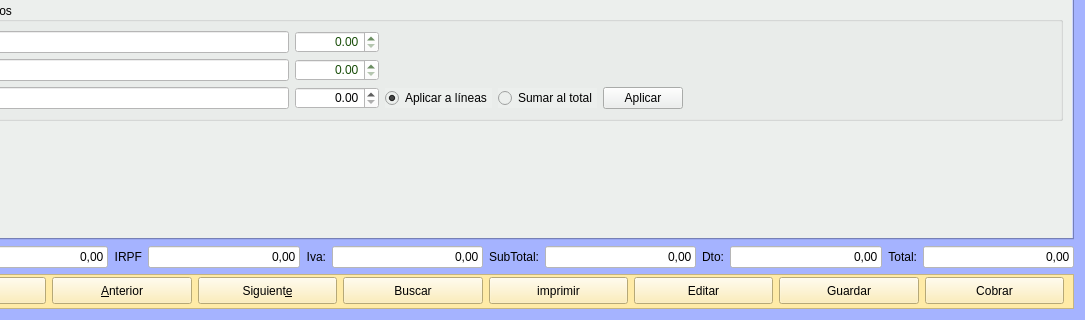
arcnexus/RedFoX, file Zona_Ventas/frmfacturas.ui: the form before one commit; both pictures show x 114 to 1199 and y 311 to 631 of the 1199 by 631 pixel window.
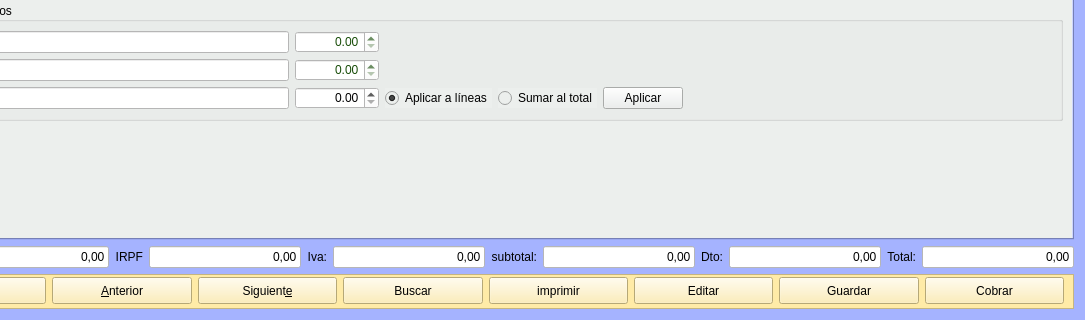
The form after the commit. The open tabs and pages were chosen to show the change. Icons and pictures are not drawn.

What changed in the file:
```diff
--- a/Zona_Ventas/frmfacturas.ui
+++ b/Zona_Ventas/frmfacturas.ui
@@ -2110,7 +2110,7 @@
      <item>
       <widget class="QLabel" name="label_8">
        <property name="text">
-        <string>SubTotal:</string>
+        <string>subtotal:</string>
        </property>
        <property name="alignment">
         <set>Qt::AlignRight|Qt::AlignTrailing|Qt::AlignVCenter</set>
```
Left out of the diff: 126 changed lines with no effect on the pictures.
